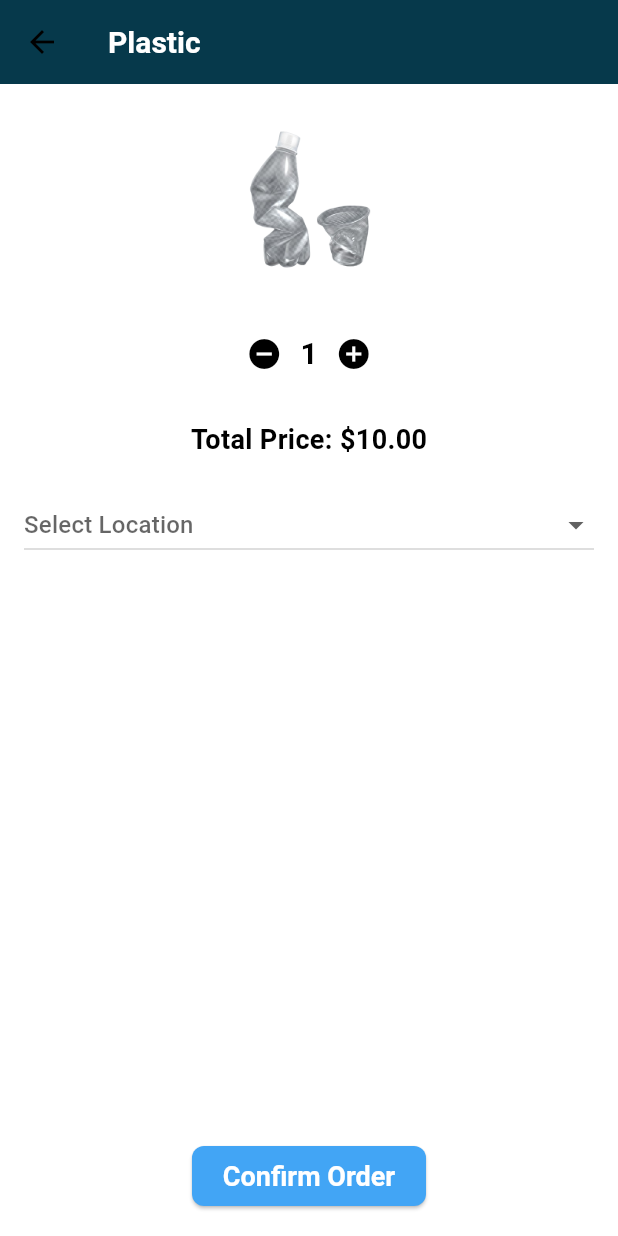
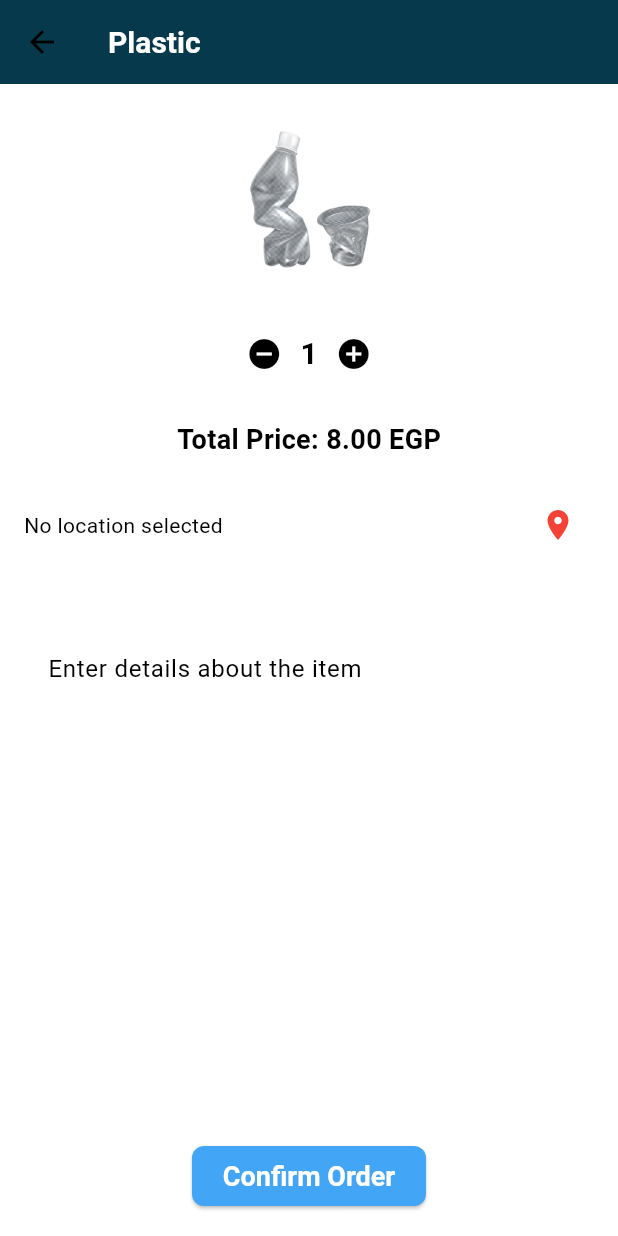
Before and after one commit to MahmoodEbrahim/greenpulse, a Flutter app: the HomeScreen screen opened by its route, after a tap on "Plastic", on a phone screen of 412 x 824 dp. Run offline on Flutter 3.47's test engine with Material 3 defaults, Android fonts, the phone set to English and light mode, and no system bars; our stand-ins replace camera, carousel_slider, dotted_line, flutter_spinkit, geolocator, google_maps_flutter.

Commit message:
update popular item and add map

```diff
--- a/lib/feature/popular_items/models/popular_item.dart
+++ b/lib/feature/popular_items/models/popular_item.dart
@@ -1,8 +1,7 @@
 class PopularItem {
   final String text;
   final String image;
-  final int price;
-
+  final double price;
   PopularItem({
     required this.text,
     required this.image,
--- a/lib/feature/popular_items/presentation/screens/item_details_screen.dart
+++ b/lib/feature/popular_items/presentation/screens/item_details_screen.dart
@@ -1,5 +1,6 @@
 import 'package:flutter/material.dart';
-
+import 'package:google_maps_flutter/google_maps_flutter.dart';
+import 'MapScreen.dart';
 import '../../models/popular_item.dart';
 
 class ItemDetailScreen extends StatefulWidget {
@@ -13,12 +14,12 @@ class ItemDetailScreen extends StatefulWidget {
 
 class _ItemDetailScreenState extends State<ItemDetailScreen> {
   int quantity = 1;
-  double pricePerUnit = 10;
-
-  String? selectedLocation;
+  LatLng? selectedLocation;
+  final TextEditingController detailsController = TextEditingController();
 
   @override
   Widget build(BuildContext context) {
+    double pricePerUnit = widget.item.price.toDouble();
     double totalPrice = quantity * pricePerUnit;
 
     return Scaffold(
@@ -32,21 +33,18 @@ class _ItemDetailScreenState extends State<ItemDetailScreen> {
             Image.asset(widget.item.image, height: 120),
             const SizedBox(height: 20),
 
+            // التحكم في الكمية
             Row(
               mainAxisAlignment: MainAxisAlignment.center,
               children: [
                 IconButton(
                   onPressed: () {
-                    if (quantity > 1) {
-                      setState(() => quantity--);
-                    }
+                    if (quantity > 1) setState(() => quantity--);
                   },
                   icon: const Icon(Icons.remove_circle),
                 ),
-                Text(
-                  quantity.toString(),
-                  style: const TextStyle(fontSize: 20, fontWeight: FontWeight.bold),
-                ),
+                Text(quantity.toString(),
+                    style: const TextStyle(fontSize: 20, fontWeight: FontWeight.bold)),
                 IconButton(
                   onPressed: () => setState(() => quantity++),
                   icon: const Icon(Icons.add_circle),
@@ -55,25 +53,44 @@ class _ItemDetailScreenState extends State<ItemDetailScreen> {
             ),
             const SizedBox(height: 20),
 
-            Text(
-              "Total Price: \$${totalPrice.toStringAsFixed(2)}",
-              style: const TextStyle(fontSize: 18, fontWeight: FontWeight.w600),
+            Text("Total Price: ${totalPrice.toStringAsFixed(2)} EGP",
+                style: const TextStyle(fontSize: 18, fontWeight: FontWeight.w600)),
+            const SizedBox(height: 20),
+            Row(
+              children: [
+                Expanded(
+                  child: Text(
+                    selectedLocation != null
+                        ? "Lat: ${selectedLocation!.latitude}, Lng: ${selectedLocation!.longitude}"
+                        : "No location selected",
+                  ),
+                ),
+                IconButton(
+                  icon: const Icon(Icons.location_on, color: Colors.red),
+                  onPressed: () async {
+                    final result = await Navigator.push(
+                      context,
+                      MaterialPageRoute(builder: (context) => const MapScreen()),
+                    );
+                    if (result != null) {
+                      setState(() {
+                        selectedLocation = result;
+                      });
+                    }
+                  },
+                ),
+              ],
             ),
 
             const SizedBox(height: 20),
 
-            DropdownButton<String>(
-              value: selectedLocation,
-              hint: const Text("Select Location"),
-              isExpanded: true,
-              items: ["Cairo", "Alexandria", "Giza"].map((loc) {
-                return DropdownMenuItem(value: loc, child: Text(loc));
-              }).toList(),
-              onChanged: (val) {
-                setState(() {
-                  selectedLocation = val;
-                });
-              },
+            TextField(
+              controller: detailsController,
+              maxLines: 3,
+              decoration: InputDecoration(
+                labelText: "Enter details about the item",
+                border: OutlineInputBorder(borderRadius: BorderRadius.circular(10)),
+              ),
             ),
 
             const Spacer(),
@@ -87,7 +104,15 @@ class _ItemDetailScreenState extends State<ItemDetailScreen> {
                   return;
                 }
                 ScaffoldMessenger.of(context).showSnackBar(
-                  SnackBar(content: Text("Order Confirmed for $quantity ${widget.item.text} at $selectedLocation")),
+                  SnackBar(
+                    content: Text(
+                      "Order Confirmed:\n"
+                          "$quantity x ${widget.item.text} (${widget.item.price} EGP each)\n"
+                          "Total: $totalPrice EGP\n"
+                          "Location: Lat:${selectedLocation!.latitude}, Lng:${selectedLocation!.longitude}\n"
+                          "Details: ${detailsController.text}",
+                    ),
+                  ),
                 );
               },
               child: const Text("Confirm Order"),
--- a/pubspec.yaml
+++ b/pubspec.yaml
@@ -20,6 +20,7 @@ dependencies:
   camera: ^0.11.1
   geolocator: ^9.0.2
   flutter_spinkit: ^5.2.1
+  google_maps_flutter: ^2.12.3
 dev_dependencies:
   flutter_test:
     sdk: flutter
```
Also changed, not shown: lib/feature/popular_items/controller/popular_items_controller.dart (+15 -10 lines), lib/feature/popular_items/presentation/screens/MapScreen.dart (added, +75 -0 lines), aseets/images/homescreen/PopularItems/cans.png (added), aseets/images/homescreen/PopularItems/cans2.png (added), pubspec.lock, 1 other file.
